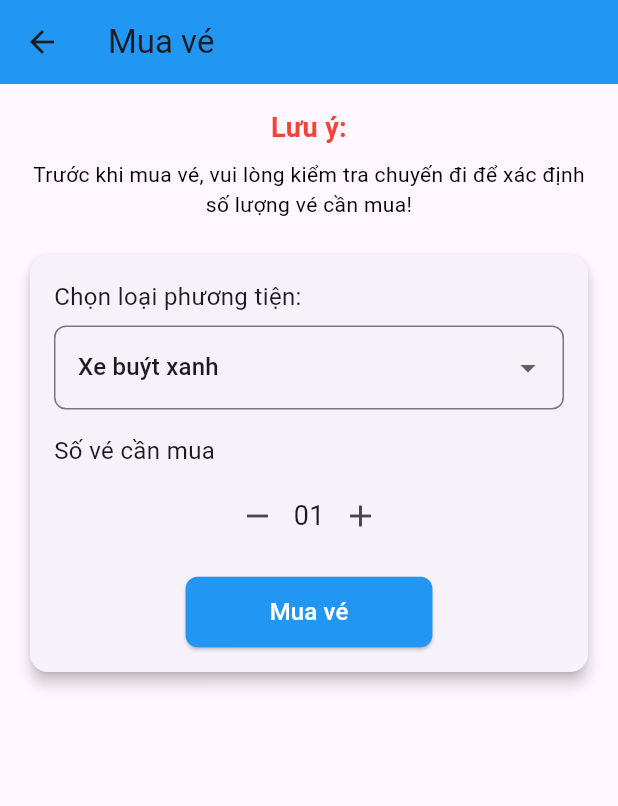
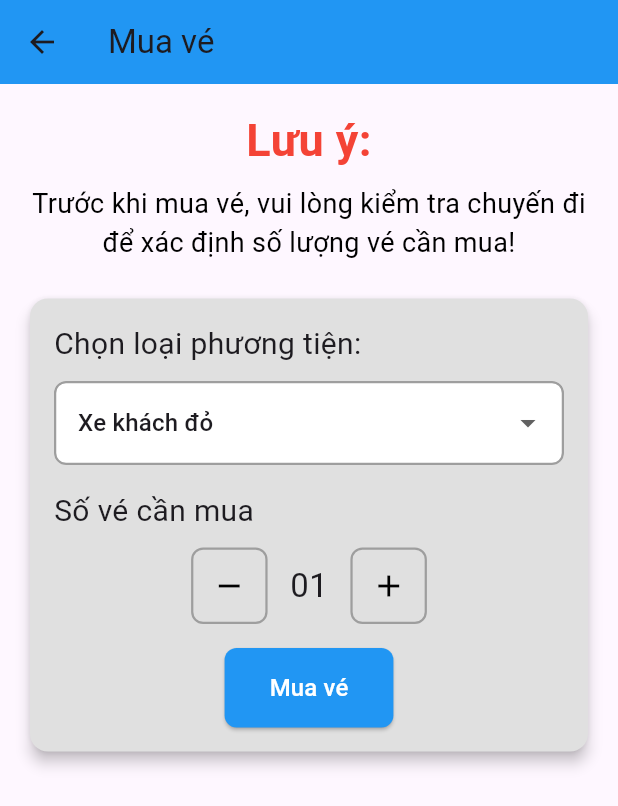
Before and after one commit to khoa24-bit/project_mobile, a Flutter app: the TicketListPage screen opened directly, after a tap on "Mua vé", on a phone screen of 412 x 824 dp. Shown: the top 806 px of the screen. Run offline on Flutter 3.47's test engine with Material 3 defaults, Android fonts, the phone set to English and light mode, and no system bars; our stand-ins replace qr_flutter.

Commit message:
update sticker list page

```diff
--- a/lib/screens/customer/customer_home_page.dart
+++ b/lib/screens/customer/customer_home_page.dart
@@ -81,10 +81,11 @@ class CustomerHomeContent extends StatelessWidget {
         crossAxisAlignment: CrossAxisAlignment.center,
         children: [
           _buildHeader(),
-          SizedBox(height: 60),
+          SizedBox(height: 40),
           _buildInfoCard("Số vé còn lại của bạn:", {"Tổng vé": 0}),
-          SizedBox(height: 15),
+          SizedBox(height: 25),
           _buildInfoCard("Số vé sử dụng trong tháng", usedTickets),
+          SizedBox(height: 30),
           _buildTicketButton("Vé của tôi", onTicketPressed), // Gọi callback
           SizedBox(height: 20),
         ],
--- a/lib/screens/customer/ticket_list_page.dart
+++ b/lib/screens/customer/ticket_list_page.dart
@@ -7,15 +7,30 @@ class TicketListPage extends StatefulWidget {
 }
 
 class _TicketListPageState extends State<TicketListPage> {
+  /// Danh sách các loại phương tiện
+  final List<String> transportOptions = [
+    "Xe khách đỏ",
+    "Xe khách xanh",
+    "Xe khách vàng",
+    "Xe buýt xanh",
+    "Xe buýt đỏ",
+    "Tàu hỏa",
+    "Máy bay",
+    "Taxi",
+  ];
+
+  /// Danh sách vé có sẵn
   final List<Map<String, dynamic>> tickets = [
     {"type": "Xe khách đỏ", "remaining": 5, "qrData": "RED12345"},
     {"type": "Xe khách xanh", "remaining": 3, "qrData": "BLUE67890"},
     {"type": "Xe khách vàng", "remaining": 2, "qrData": "YELLOW54321"},
+    {"type": "Xe buýt đỏ", "remaining": 10, "qrData": "BUSRED0001"},
+    {"type": "Tàu hỏa", "remaining": 15, "qrData": "TRAIN98765"},
   ];
 
   bool isBuyingTicket = false;
   int ticketCount = 1;
-  String selectedTransport = "Xe buýt xanh";
+  String selectedTransport = "Xe khách đỏ";
 
   @override
   Widget build(BuildContext context) {
@@ -131,9 +146,6 @@ class _TicketListPageState extends State<TicketListPage> {
     );
   }
 
-
-
-
   /// Giao diện mua vé
   Widget buildBuyTicketScreen() {
     return Padding(
@@ -144,16 +156,17 @@ class _TicketListPageState extends State<TicketListPage> {
           Text(
             "Lưu ý:",
             textAlign: TextAlign.center,
-            style: TextStyle(fontSize: 18, fontWeight: FontWeight.bold, color: Colors.red),
+            style: TextStyle(fontSize: 30, fontWeight: FontWeight.bold, color: Colors.red),
           ),
           SizedBox(height: 8),
           Text(
             "Trước khi mua vé, vui lòng kiểm tra chuyến đi để xác định số lượng vé cần mua!",
             textAlign: TextAlign.center,
-            style: TextStyle(fontSize: 14, fontWeight: FontWeight.normal, color: Colors.black),
+            style: TextStyle(fontSize: 18, fontWeight: FontWeight.normal, color: Colors.black),
           ),
           SizedBox(height: 20),
           Card(
+            color: Color(0xFFE0E0E0),
             elevation: 4,
             shape: RoundedRectangleBorder(borderRadius: BorderRadius.circular(12)),
             child: Padding(
@@ -162,64 +175,111 @@ class _TicketListPageState extends State<TicketListPage> {
                 children: [
                   Align(
                     alignment: Alignment.centerLeft,
-                    child: Text("Chọn loại phương tiện:", style: TextStyle(fontSize: 16)),
+                    child: Text("Chọn loại phương tiện:", style: TextStyle(fontSize: 20)),
                   ),
-                  SizedBox(height: 8),
+                  SizedBox(height: 10),
                   DropdownButtonFormField<String>(
   value: selectedTransport,
-                    decoration: InputDecoration(border: OutlineInputBorder(borderRadius: BorderRadius.circular(8))),
-                    items: ["Xe buýt xanh", "Xe khách", "Tàu hỏa"]
-                        .map((e) => DropdownMenuItem(value: e, child: Text(e)))
-                        .toList(),
+  decoration: InputDecoration(
+    filled: true,
+    fillColor: Colors.white,
+    enabledBorder: OutlineInputBorder(
+      borderRadius: BorderRadius.circular(8),
+      borderSide: BorderSide(color: Colors.grey, width: 1.5),
+    ),
+    focusedBorder: OutlineInputBorder(
+      borderRadius: BorderRadius.circular(8),
+      borderSide: BorderSide(color: Colors.blue, width: 2),
+    ),
+  ),
+  items: transportOptions.map((option) {
+    return DropdownMenuItem(
+      value: option, // Loại bỏ việc đặt giá trị null
+      child: Text(option),
+    );
+  }).toList(),
   onChanged: (value) {
     setState(() {
       selectedTransport = value!;
     });
   },
+  borderRadius: BorderRadius.circular(12),
+  menuMaxHeight: 200,
 ),
+
                   SizedBox(height: 16),
                   Align(
                     alignment: Alignment.centerLeft,
-                    child: Text("Số vé cần mua", style: TextStyle(fontSize: 16)),
+                    child: Text("Số vé cần mua", style: TextStyle(fontSize: 20)),
                   ),
-                  SizedBox(height: 8),
+                  SizedBox(height: 10),
                   Row(
   mainAxisAlignment: MainAxisAlignment.center,
   children: [
-                      IconButton(
-                        icon: Icon(Icons.remove),
+    /// Nút "-" có border
+    Container(
+      decoration: BoxDecoration(
+        border: Border.all(color: Colors.grey, width: 1.5), // Viền màu xám nhạt
+        borderRadius: BorderRadius.circular(8), // Bo góc 8px
+      ),
+      child: IconButton(
+        icon: Icon(Icons.remove, color: Colors.black),
         onPressed: () {
           setState(() {
             if (ticketCount > 1) ticketCount--;
           });
         },
       ),
-                      Text("${ticketCount.toString().padLeft(2, '0')}", style: TextStyle(fontSize: 18)),
-                      IconButton(
-                        icon: Icon(Icons.add),
+    ),
+    SizedBox(width: 15),
+
+    /// Hiển thị số lượng vé
+    Text("${ticketCount.toString().padLeft(2, '0')}", style: TextStyle(fontSize: 22)),
+
+    SizedBox(width: 15),
+
+    /// Nút "+" có border
+    Container(
+      decoration: BoxDecoration(
+        border: Border.all(color: Colors.grey, width: 1.5), // Viền màu xám nhạt
+        borderRadius: BorderRadius.circular(8), // Bo góc 8px
+      ),
+      child: IconButton(
+        icon: Icon(Icons.add, color: Colors.black),
         onPressed: () {
           setState(() {
             ticketCount++;
           });
         },
       ),
+    ),
   ],
 ),
+
                   SizedBox(height: 16),
                   ElevatedButton(
-                    style: ElevatedButton.styleFrom(
-                      backgroundColor: Colors.blue,
-                      foregroundColor: Colors.white,
-                      shape: RoundedRectangleBorder(borderRadius: BorderRadius.circular(8)),
+  style: ButtonStyle(
+    backgroundColor: MaterialStateProperty.resolveWith<Color>((states) {
+      if (states.contains(MaterialState.pressed)) {
+        return Colors.blue[700]!; // Khi bấm, màu xanh đậm hơn
+      } else if (states.contains(MaterialState.hovered)) {
+        return Colors.blue[300]!; // Khi di chuột vào (chỉ trên web)
+      }
+      return Colors.blue; // Mặc định
+    }),
+    padding: MaterialStateProperty.all<EdgeInsets>(
+      EdgeInsets.symmetric(vertical: 15, horizontal: 30),
+    ),
+    shape: MaterialStateProperty.all<RoundedRectangleBorder>(
+      RoundedRectangleBorder(borderRadius: BorderRadius.circular(8)),
+    ),
   ),
   onPressed: () {
-                      // Xử lý logic mua vé tại đây
+    // Xử lý logic mua vé
   },
-                    child: Padding(
-                      padding: EdgeInsets.symmetric(vertical: 12, horizontal: 32),
-                      child: Text("Mua vé", style: TextStyle(fontSize: 16)),
-                    ),
-                  ),
+  child: Text("Mua vé", style: TextStyle(fontSize: 16, color: Colors.white)),
+)
+
                 ],
               ),
             ),
```
Lines whose indentation alone changed are shown as unchanged.
